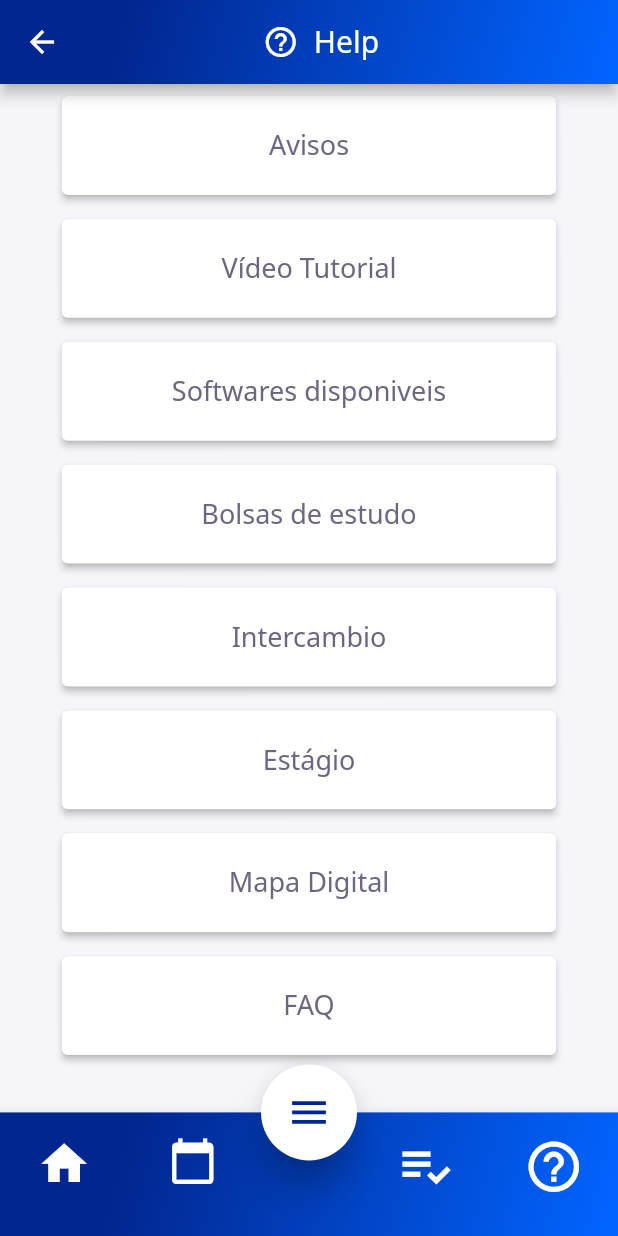
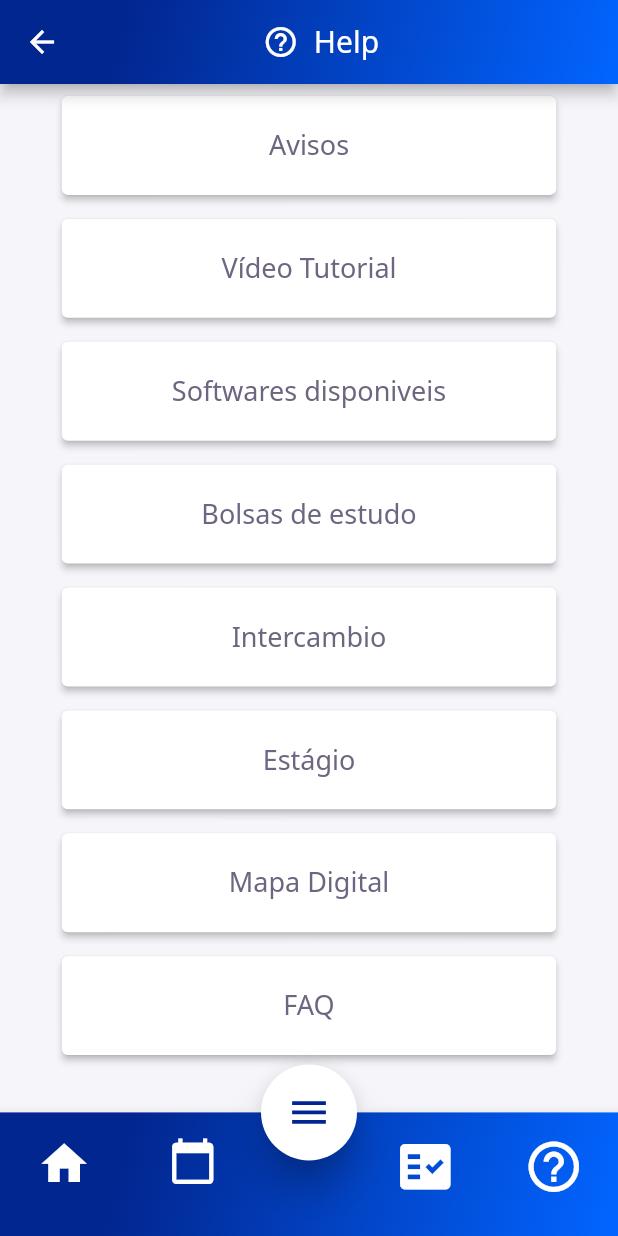
Before and after one commit to Maua-Dev/System_Maua_Front, a Flutter app: the screen it shows after launch, item 4 of the bottom bar chosen, on a phone screen of 412 x 824 dp. Run offline on Flutter 3.47's test engine with Material 2 defaults, Android fonts, the phone set to English and light mode, and no system bars; our stand-ins replace flutter_calendar_carousel, flutter_mobx, flutter_modular, fluttericon, google_fonts, mobx; generated files the repository leaves out were written again; network calls fail.

```diff
--- a/lib/app/shared/components/bottom_navigation_bar/widgets/bottom_navigation_bar_widget.dart
+++ b/lib/app/shared/components/bottom_navigation_bar/widgets/bottom_navigation_bar_widget.dart
@@ -44,9 +44,9 @@ class BottomNavigationBarWidget extends StatelessWidget {
                 ),
                 IconButtonCustomWidget(
                     size: MediaQuery.of(context).size.height * 0.049,
-                    icon: Icon(Icons.playlist_add_check),
+                    icon: Icon(Icons.fact_check),
                     onPressed: () {
-                      Modular.to.pushNamed('/notas');
+                      Modular.to.pushNamed('/medias');
                     }),
                 IconButtonCustomWidget(
                     size: MediaQuery.of(context).size.height * 0.049,
```
